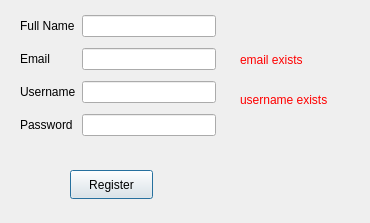
This is registrationwindow.ui in aishakandeell/cs2labproject as Qt 5 draws it before an edit. The edited form follows.
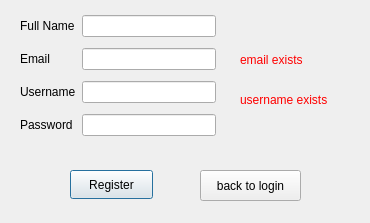
This is the edited form.

The edit to the form file:
```diff
--- a/registrationwindow.ui
+++ b/registrationwindow.ui
@@ -108,6 +108,19 @@
     <string>&lt;html&gt;&lt;head/&gt;&lt;body&gt;&lt;p&gt;&lt;span style=&quot; color:#ff0000;&quot;&gt;username exists&lt;/span&gt;&lt;/p&gt;&lt;/body&gt;&lt;/html&gt;</string>
    </property>
   </widget>
+  <widget class="QPushButton" name="login">
+   <property name="geometry">
+    <rect>
+     <x>200</x>
+     <y>170</y>
+     <width>101</width>
+     <height>31</height>
+    </rect>
+   </property>
+   <property name="text">
+    <string>back to login</string>
+   </property>
+  </widget>
  </widget>
  <resources/>
  <connections/>
```
